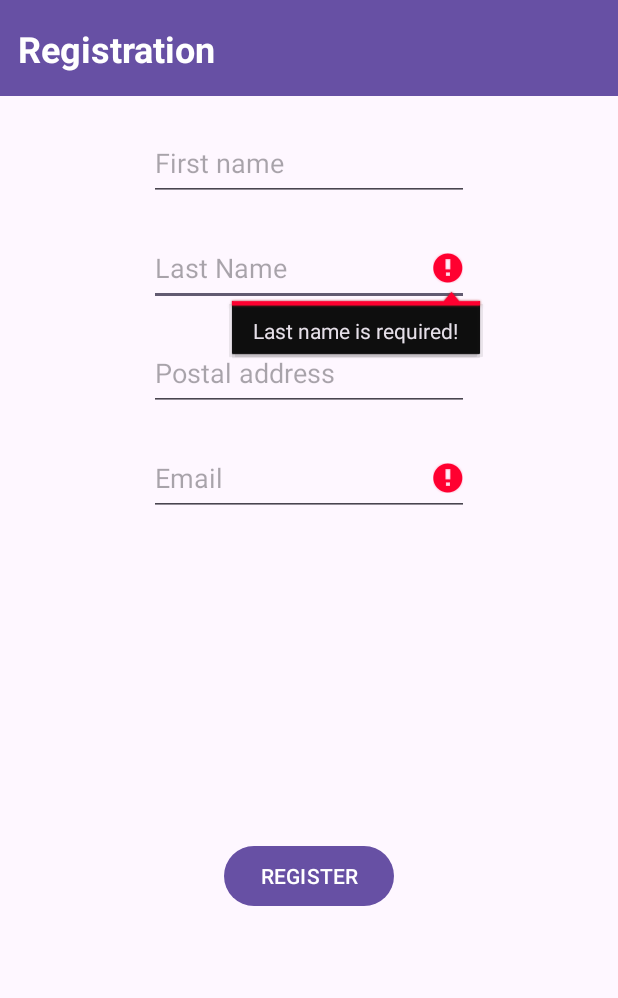
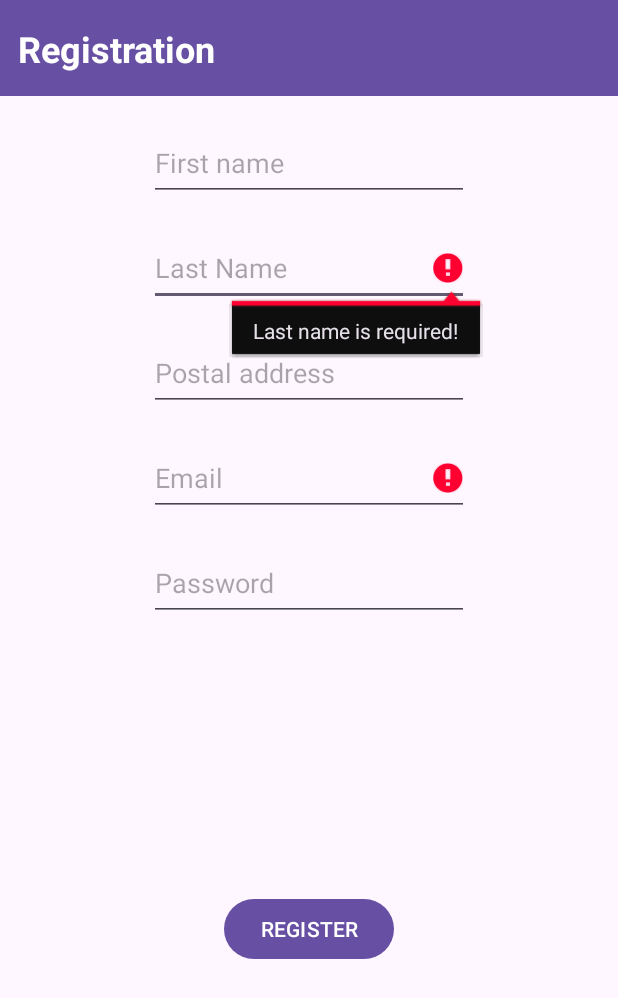
Before and after one commit to levanthoi/android, an Android app: the RegisterActivity screen opened directly, with no data from a screen before it, after a tap on "REGISTER", on a phone screen of 412 x 824 dp. Shown: the top 998 px of the screen. Run offline under Robolectric (Android 15) with nearby library versions, the phone set to English and light mode, and no system bars; our stand-ins replace Firebase (no records; nobody signed in at launch, a user with empty details on screens opened directly).

Commit message:
connect firebase auth & product

```diff
--- a/app/src/main/AndroidManifest.xml
+++ b/app/src/main/AndroidManifest.xml
@@ -1,6 +1,8 @@
 <?xml version="1.0" encoding="utf-8"?>
 <manifest xmlns:android="http://schemas.android.com/apk/res/android"
     xmlns:tools="http://schemas.android.com/tools">
+
+    <uses-permission android:name="android.permission.INTERNET" />
 
     <application
         android:allowBackup="true"
@@ -16,7 +18,7 @@
             android:name=".home.activities.HomeActivity"
             android:exported="false" />
         <activity
-            android:name=".LoginActivity"
+            android:name=".auth.activities.LoginActivity"
             android:exported="true"
             android:label="@string/title_activity_login"
             android:theme="@style/Theme._63cntt1">
@@ -27,7 +29,7 @@
             </intent-filter>
         </activity>
         <activity
-            android:name=".RegisterActivity"
+            android:name=".auth.activities.RegisterActivity"
             android:exported="false" />
     </application>
 
--- a/app/src/main/java/com/example/a63cntt1/RegisterActivity.java
+++ /dev/null
@@ -1,65 +0,0 @@
-package com.example.a63cntt1;
-
-import androidx.appcompat.app.AppCompatActivity;
-
-import android.os.Bundle;
-import android.text.TextUtils;
-import android.util.Patterns;
-import android.view.View;
-import android.widget.Button;
-import android.widget.EditText;
-import android.widget.Toast;
-
-public class RegisterActivity extends AppCompatActivity {
-
-    EditText firstName;
-    EditText lastName;
-    EditText address;
-    EditText email;
-    Button register;
-    @Override
-    protected void onCreate(Bundle savedInstanceState) {
-        super.onCreate(savedInstanceState);
-        setContentView(R.layout.activity_register);
-
-
-
-        firstName = findViewById(R.id.firstName);
-        lastName = findViewById(R.id.lastName);
-        address = findViewById(R.id.address);
-        email = findViewById(R.id.email);
-        register = findViewById(R.id.register);
-
-        register.setOnClickListener(new View.OnClickListener() {
-            @Override
-            public void onClick(View view) {
-                checkDataEntered();
-            }
-        });
-    }
-
-    boolean isEmpty(EditText text) {
-        CharSequence str = text.getText().toString();
-        return TextUtils.isEmpty(str);
-    }
-
-    boolean isEmail(EditText text) {
-        CharSequence email = text.getText().toString();
-        return (!TextUtils.isEmpty(email) && Patterns.EMAIL_ADDRESS.matcher(email).matches());
-    }
-    void checkDataEntered(){
-        if (isEmpty(firstName)) {
-            Toast t = Toast.makeText(this, "You must enter first name to register!", Toast.LENGTH_SHORT);
-            t.show();
-        }
-        if (isEmpty(lastName)) {
-            lastName.setError("Last name is required!");
-        }
-        if (isEmail(email) == false) {
-            email.setError("Enter valid email!");
-        }
-    }
-
-
-
-}
--- /dev/null
+++ b/app/src/main/java/com/example/a63cntt1/auth/activities/RegisterActivity.java
@@ -0,0 +1,146 @@
+package com.example.a63cntt1.auth.activities;
+
+import static android.content.ContentValues.TAG;
+
+import androidx.annotation.NonNull;
+import androidx.appcompat.app.AppCompatActivity;
+
+import android.content.Intent;
+import android.nfc.Tag;
+import android.os.Bundle;
+import android.text.TextUtils;
+import android.util.Log;
+import android.util.Patterns;
+import android.view.View;
+import android.widget.Button;
+import android.widget.EditText;
+import android.widget.ProgressBar;
+import android.widget.Toast;
+
+import com.example.a63cntt1.R;
+import com.example.a63cntt1.home.activities.HomeActivity;
+import com.google.android.gms.tasks.OnCompleteListener;
+import com.google.android.gms.tasks.OnSuccessListener;
+import com.google.android.gms.tasks.Task;
+import com.google.firebase.auth.AuthResult;
+import com.google.firebase.auth.FirebaseAuth;
+import com.google.firebase.auth.FirebaseUser;
+import com.google.firebase.firestore.DocumentReference;
+import com.google.firebase.firestore.FirebaseFirestore;
+
+import java.util.HashMap;
+import java.util.Map;
+
+public class RegisterActivity extends AppCompatActivity {
+
+    EditText firstName;
+    EditText lastName;
+    EditText address;
+    EditText email;
+    EditText password;
+    Button register;
+    ProgressBar progressBar;
+    FirebaseFirestore fireStore;
+
+    private FirebaseAuth auth;
+    @Override
+    protected void onCreate(Bundle savedInstanceState) {
+        super.onCreate(savedInstanceState);
+        setContentView(R.layout.activity_register);
+
+
+
+        firstName = findViewById(R.id.firstName);
+        lastName = findViewById(R.id.lastName);
+        address = findViewById(R.id.address);
+        email = findViewById(R.id.email);
+        password = findViewById(R.id.password);
+        register = findViewById(R.id.register);
+
+        progressBar = findViewById(R.id.loading);
+        auth = FirebaseAuth.getInstance();
+        fireStore = FirebaseFirestore.getInstance();
+
+        register.setOnClickListener(new View.OnClickListener() {
+            @Override
+            public void onClick(View view) {
+                if(checkDataEntered()) handleRegister();
+            }
+        });
+    }
+
+    boolean isEmpty(EditText text) {
+        CharSequence str = text.getText().toString();
+        return TextUtils.isEmpty(str);
+    }
+
+    boolean isEmail(EditText text) {
+        CharSequence email = text.getText().toString();
+        return (!TextUtils.isEmpty(email) && Patterns.EMAIL_ADDRESS.matcher(email).matches());
+    }
+    boolean checkDataEntered(){
+        boolean isValid = true;
+        if (isEmpty(firstName)) {
+            Toast t = Toast.makeText(this, "You must enter first name to register!", Toast.LENGTH_SHORT);
+            t.show();
+            isValid = false;
+        }
+        if (isEmpty(lastName)) {
+            lastName.setError("Last name is required!");
+            isValid = false;
+        }
+        if (isEmail(email) == false) {
+            email.setError("Enter valid email!");
+            isValid = false;
+        }
+        return isValid;
+    }
+
+    private void handleRegister () {
+        String userEmail = email.getText().toString().trim();
+        String userPassword = password.getText().toString().trim();
+        String userFName = firstName.getText().toString().trim();
+        String userLName = lastName.getText().toString().trim();
+        String userAddress = address.getText().toString().trim();
+
+        progressBar.setVisibility(View.VISIBLE);
+        auth.createUserWithEmailAndPassword(userEmail, userPassword).addOnCompleteListener(this, new OnCompleteListener<AuthResult>() {
+            @Override
+            public void onComplete(@NonNull Task<AuthResult> task) {
+                if (task.isSuccessful()) {
+                    Log.d(TAG, "createUserWithEmail:success");
+                    FirebaseUser fuser = auth.getCurrentUser();
+                    String userId = fuser.getUid();
+                    DocumentReference documentReference = fireStore.collection("users").document(userId);
+                    Map<String, Object> user = new HashMap<>();
+                    user.put("fName", userFName);
+                    user.put("lName", userLName);
+                    user.put("address", userAddress);
+                    user.put("email", userEmail);
+                    user.put("password", userPassword);
+
+                    documentReference.set(user).addOnSuccessListener(new OnSuccessListener<Void>() {
+                        @Override
+                        public void onSuccess(Void unused) {
+                            Intent intent = new Intent(RegisterActivity.this, HomeActivity.class);
+                            startActivity(intent);
+                            progressBar.setVisibility(View.GONE);
+                            finish();
+                        }
+                    }).addOnFailureListener(e -> {
+                        Toast.makeText(RegisterActivity.this, e.getMessage().toString(), Toast.LENGTH_SHORT).show();
+                    });
+                } else {
+                    Log.w(TAG, "createUserWithEmail:failure", task.getException());
+                    Toast.makeText(RegisterActivity.this, "Authentication failed.",
+                            Toast.LENGTH_SHORT).show();
+                }
+                progressBar.setVisibility(View.GONE);
+            }
+        });
+
+    }
+
+
+
+}
--- /dev/null
+++ b/app/src/main/java/com/example/a63cntt1/auth/models/UserModel.java
@@ -0,0 +1,4 @@
+package com.example.a63cntt1.auth.models;
+
+public class UserModel {
+}
--- a/app/src/main/res/layout/activity_login.xml
+++ b/app/src/main/res/layout/activity_login.xml
@@ -4,7 +4,7 @@
     xmlns:tools="http://schemas.android.com/tools"
     android:layout_width="match_parent"
     android:layout_height="match_parent"
-    tools:context=".LoginActivity">
+    tools:context=".auth.activities.LoginActivity">
 
     <androidx.appcompat.widget.Toolbar
         android:id="@+id/toolbar"
--- a/app/src/main/res/layout/activity_register.xml
+++ b/app/src/main/res/layout/activity_register.xml
@@ -4,7 +4,7 @@
     xmlns:tools="http://schemas.android.com/tools"
     android:layout_width="match_parent"
     android:layout_height="match_parent"
-    tools:context=".RegisterActivity">
+    tools:context=".auth.activities.RegisterActivity">
 
     <androidx.appcompat.widget.Toolbar
         android:id="@+id/toolbar"
@@ -86,6 +86,27 @@
         app:layout_constraintBottom_toBottomOf="parent"
         app:layout_constraintEnd_toEndOf="parent"
         app:layout_constraintStart_toStartOf="parent"
+        app:layout_constraintTop_toBottomOf="@+id/password" />
+
+    <EditText
+        android:id="@+id/password"
+        android:layout_width="wrap_content"
+        android:layout_height="50dp"
+        android:layout_marginTop="20dp"
+        android:ems="10"
+        android:hint="Password"
+        android:inputType="textPassword"
+        app:layout_constraintEnd_toEndOf="parent"
+        app:layout_constraintStart_toStartOf="parent"
         app:layout_constraintTop_toBottomOf="@+id/email" />
 
+    <ProgressBar
+        android:id="@+id/loading"
+        android:layout_width="match_parent"
+        android:layout_height="wrap_content"
+        android:visibility="invisible"
+        app:layout_constraintEnd_toEndOf="parent"
+        app:layout_constraintStart_toStartOf="parent"
+        app:layout_constraintTop_toBottomOf="@+id/register" />
+
 </androidx.constraintlayout.widget.ConstraintLayout>
--- a/build.gradle.kts
+++ b/build.gradle.kts
@@ -1,4 +1,10 @@
+buildscript {
+    dependencies {
+        classpath("com.google.gms:google-services:4.4.1")
+    }
+}
 // Top-level build file where you can add configuration options common to all sub-projects/modules.
 plugins {
     id("com.android.application") version "8.1.2" apply false
+    id("com.google.gms.google-services") version "4.4.1" apply false
 }
```
Also changed, not shown: app/build.gradle.kts (+7 -0 lines), app/src/main/java/com/example/a63cntt1/auth/activities/LoginActivity.java (renamed from app/src/main/java/com/example/a63cntt1/LoginActivity.java, +33 -16 lines), app/src/main/java/com/example/a63cntt1/home/activities/HomeActivity.java (+71 -24 lines), app/src/main/java/com/example/a63cntt1/home/adapters/ProductHomeAdapter.java (+5 -4 lines), app/src/main/java/com/example/a63cntt1/product/models/Product.java (+19 -17 lines), app/src/main/res/layout/activity_home.xml (+11 -0 lines), app/src/main/res/layout/item_product.xml (+4 -3 lines), 1 other file.
